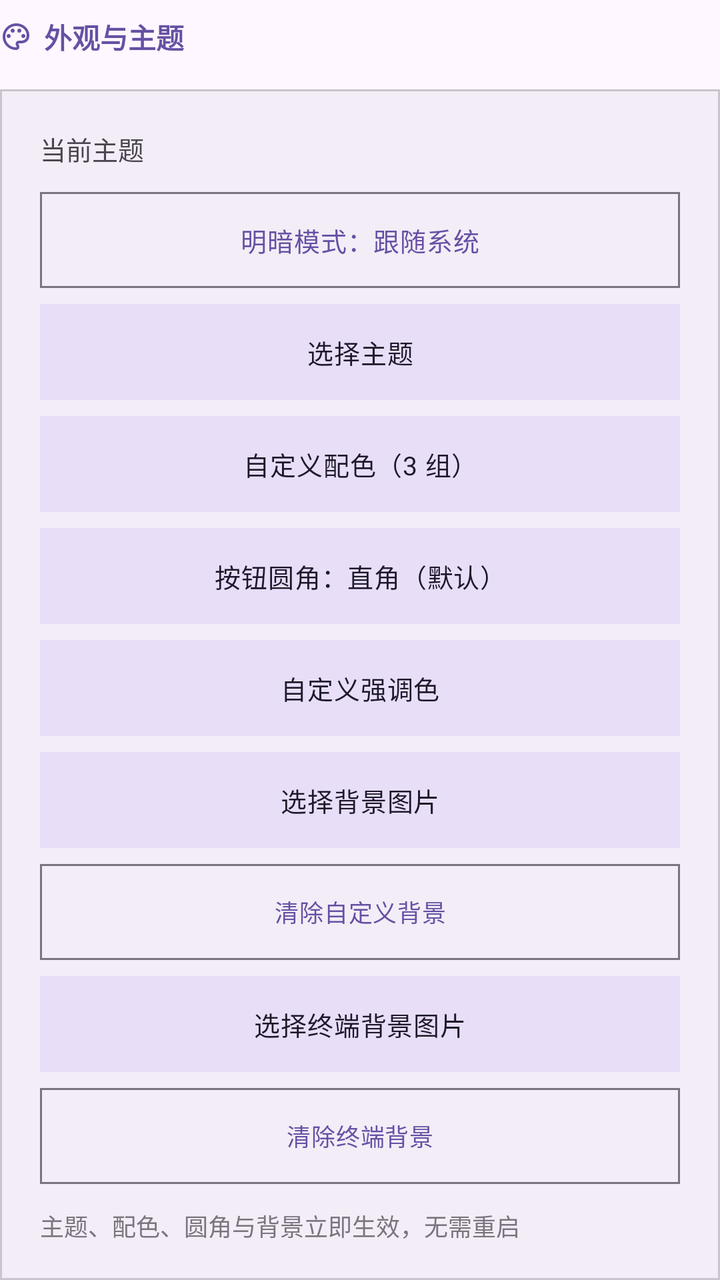
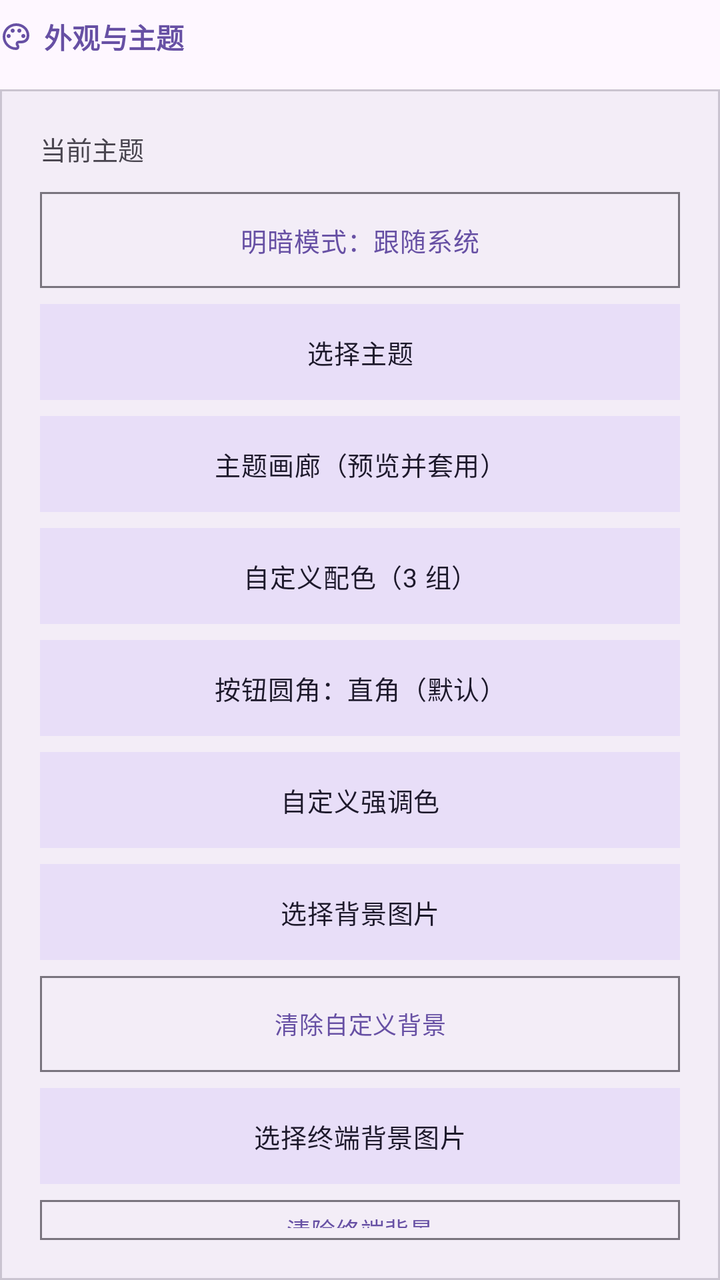

Compare the two renders of this Android layout. The source of the first and the diff that turns it into the second are given below.
<!-- AndroidManifest.xml: application theme Theme.Orchestella -->
<!-- res/layout/layout_settings_section_appearance.xml -->
<?xml version="1.0" encoding="utf-8"?>
<LinearLayout xmlns:android="http://schemas.android.com/apk/res/android"
    xmlns:app="http://schemas.android.com/apk/res-auto"
    android:layout_width="match_parent"
    android:layout_height="wrap_content"
    android:orientation="vertical">

    <LinearLayout
        style="@style/Widget.Orchestella.InlineIconRow"
        android:layout_width="wrap_content"
        android:layout_height="wrap_content"
        android:layout_marginTop="@dimen/oe_space_sm"
        android:layout_marginBottom="@dimen/oe_space_sm">

        <ImageView
            style="@style/Widget.Orchestella.InlineIcon"
            app:srcCompat="@drawable/ic_sym_palette"
            app:tint="?attr/colorPrimary" />

        <TextView
            android:layout_width="wrap_content"
            android:layout_height="wrap_content"
            android:text="外观与主题"
            android:textSize="14sp"
            android:textStyle="bold"
            android:textColor="?attr/colorPrimary" />
    </LinearLayout>

    <com.google.android.material.card.MaterialCardView
        android:id="@+id/card_settings_theme"
        android:layout_width="match_parent"
        android:layout_height="wrap_content"
        android:layout_marginTop="@dimen/oe_space_sm"
        app:cardCornerRadius="0dp"
        app:cardElevation="0dp"
        app:strokeWidth="1dp"
        app:strokeColor="?attr/colorOutlineVariant"
        app:cardBackgroundColor="?attr/colorSurfaceContainer">

        <LinearLayout
            android:layout_width="match_parent"
            android:layout_height="wrap_content"
            android:orientation="vertical"
            android:padding="@dimen/oe_space_xl">

            <TextView
                android:id="@+id/txt_settings_theme_summary"
                android:layout_width="match_parent"
                android:layout_height="wrap_content"
                android:layout_marginBottom="@dimen/oe_space_md"
                android:text="当前主题"
                android:textSize="13sp"
                android:accessibilityLiveRegion="polite"
                android:textColor="?attr/colorOnSurfaceVariant" />

            <com.google.android.material.button.MaterialButton
                android:id="@+id/btn_pick_theme_mode"
                style="@style/Widget.Orchestella.Button.Outlined"
                android:layout_width="match_parent"
                android:layout_height="wrap_content"
                android:minHeight="48dp"
                android:insetTop="0dp"
                android:insetBottom="0dp"
                app:cornerRadius="0dp"
                android:text="明暗模式：跟随系统"
                android:textSize="13sp" />

            <com.google.android.material.button.MaterialButton
                android:id="@+id/btn_pick_theme"
                style="@style/Widget.Orchestella.Button.Tonal"
                android:layout_width="match_parent"
                android:layout_height="wrap_content"
                android:layout_marginTop="@dimen/oe_space_sm"
                android:minHeight="48dp"
                android:insetTop="0dp"
                android:insetBottom="0dp"
                app:cornerRadius="0dp"
                android:text="选择主题"
                android:textSize="13sp" />

            <com.google.android.material.button.MaterialButton
                android:id="@+id/btn_pick_custom_theme"
                style="@style/Widget.Orchestella.Button.Tonal"
                android:layout_width="match_parent"
                android:layout_height="wrap_content"
                android:minHeight="48dp"
                android:layout_marginTop="@dimen/oe_space_sm"
                android:insetTop="0dp"
                android:insetBottom="0dp"
                app:cornerRadius="0dp"
                android:text="自定义配色（3 组）"
                android:textSize="13sp" />

            <com.google.android.material.button.MaterialButton
                android:id="@+id/btn_pick_corner_radius"
                style="@style/Widget.Orchestella.Button.Tonal"
                android:layout_width="match_parent"
                android:layout_height="wrap_content"
                android:minHeight="48dp"
                android:layout_marginTop="@dimen/oe_space_sm"
                android:insetTop="0dp"
                android:insetBottom="0dp"
                app:cornerRadius="0dp"
                android:text="按钮圆角：直角（默认）"
                android:textSize="13sp" />

            <com.google.android.material.button.MaterialButton
                android:id="@+id/btn_pick_accent"
                style="@style/Widget.Orchestella.Button.Tonal"
                android:layout_width="match_parent"
                android:layout_height="wrap_content"
                android:minHeight="48dp"
                android:layout_marginTop="@dimen/oe_space_sm"
                android:insetTop="0dp"
                android:insetBottom="0dp"
                app:cornerRadius="0dp"
                android:text="自定义强调色"
                android:textSize="13sp" />

            <com.google.android.material.button.MaterialButton
                android:id="@+id/btn_pick_background"
                style="@style/Widget.Orchestella.Button.Tonal"
                android:layout_width="match_parent"
                android:layout_height="wrap_content"
                android:minHeight="48dp"
                android:layout_marginTop="@dimen/oe_space_sm"
                android:insetTop="0dp"
                android:insetBottom="0dp"
                app:cornerRadius="0dp"
                android:text="选择背景图片"
                android:textSize="13sp" />

            <com.google.android.material.button.MaterialButton
                android:id="@+id/btn_clear_background"
                style="@style/Widget.Orchestella.Button.Outlined"
                android:layout_width="match_parent"
                android:layout_height="wrap_content"
                android:minHeight="48dp"
                android:layout_marginTop="@dimen/oe_space_sm"
                android:insetTop="0dp"
                android:insetBottom="0dp"
                app:cornerRadius="0dp"
                android:text="清除自定义背景"
                android:textSize="12sp" />

            <com.google.android.material.button.MaterialButton
                android:id="@+id/btn_pick_terminal_background"
                style="@style/Widget.Orchestella.Button.Tonal"
                android:layout_width="match_parent"
                android:layout_height="wrap_content"
                android:minHeight="48dp"
                android:layout_marginTop="@dimen/oe_space_sm"
                android:insetTop="0dp"
                android:insetBottom="0dp"
                app:cornerRadius="0dp"
                android:text="选择终端背景图片"
                android:textSize="13sp" />

            <com.google.android.material.button.MaterialButton
                android:id="@+id/btn_clear_terminal_background"
                style="@style/Widget.Orchestella.Button.Outlined"
                android:layout_width="match_parent"
                android:layout_height="wrap_content"
                android:minHeight="48dp"
                android:layout_marginTop="@dimen/oe_space_sm"
                android:insetTop="0dp"
                android:insetBottom="0dp"
                app:cornerRadius="0dp"
                android:text="清除终端背景"
                android:textSize="12sp" />

            <TextView
                android:id="@+id/txt_settings_theme_applies_live"
                android:layout_width="match_parent"
                android:layout_height="wrap_content"
                android:layout_marginTop="@dimen/oe_space_md"
                android:text="主题、配色、圆角与背景立即生效，无需重启"
                android:textSize="12sp"
                android:textColor="?attr/colorOutline" />

            
            <View
                android:layout_width="match_parent"
                android:layout_height="1dp"
                android:layout_marginTop="@dimen/oe_space_md"
                android:layout_marginBottom="@dimen/oe_space_md"
                android:background="?attr/colorOutlineVariant" />

            <LinearLayout
                android:layout_width="match_parent"
                android:layout_height="wrap_content"
                android:orientation="horizontal"
                android:gravity="center_vertical">

                <LinearLayout
                    android:layout_width="0dp"
                    android:layout_height="wrap_content"
                    android:layout_weight="1"
                    android:orientation="vertical">

                    <TextView
                        android:layout_width="wrap_content"
                        android:layout_height="wrap_content"
                        android:text="光标周期性闪烁动画"
                        android:textSize="15sp"
                        android:textStyle="bold"
                        android:textColor="?attr/colorOnSurface" />

                    <TextView
                        android:layout_width="wrap_content"
                        android:layout_height="wrap_content"
                        android:layout_marginTop="@dimen/oe_space_xs"
                        android:text="关闭后保持光标可见；偏好会保存并立即应用"
                        android:textSize="12sp"
                        android:textColor="?attr/colorOutline" />
                </LinearLayout>

                <com.google.android.material.materialswitch.MaterialSwitch
                    android:id="@+id/switch_settings_cursor_blink"
                    android:layout_width="wrap_content"
                    android:layout_height="wrap_content"
                    android:minWidth="48dp"
                    android:minHeight="48dp"
                    android:contentDescription="终端光标闪烁"
                    android:checked="true" />
            </LinearLayout>

            <View
                android:layout_width="match_parent"
                android:layout_height="1dp"
                android:layout_marginTop="@dimen/oe_space_md"
                android:layout_marginBottom="@dimen/oe_space_md"
                android:background="?attr/colorOutlineVariant" />

            <TextView
                android:layout_width="wrap_content"
                android:layout_height="wrap_content"
                android:text="配色与字体规范"
                android:textSize="15sp"
                android:textStyle="bold"
                android:textColor="?attr/colorOnSurface" />

            <TextView
                android:id="@+id/txt_settings_terminal_palette"
                android:layout_width="match_parent"
                android:layout_height="wrap_content"
                android:layout_marginTop="@dimen/oe_space_xs"
                android:text="配色与 16 色 ANSI 调色板跟随当前主题\n字体：等宽对齐"
                android:textSize="12sp"
                android:textColor="?attr/colorOutline" />

            
            <TextView
                android:id="@+id/tv_terminal_scrim_label"
                android:layout_width="wrap_content"
                android:layout_height="wrap_content"
                android:layout_marginTop="@dimen/oe_space_lg"
                android:text="背景遮罩浓度：70%"
                android:textSize="12sp"
                android:textColor="?attr/colorOnSurfaceVariant" />

            <SeekBar
                android:id="@+id/seek_terminal_scrim"
                android:layout_width="match_parent"
                android:layout_height="wrap_content"
                android:minHeight="48dp"
                android:contentDescription="背景遮罩浓度"
                android:max="90" />

            <TextView
                android:id="@+id/txt_settings_scrim_hint"
                android:layout_width="match_parent"
                android:layout_height="wrap_content"
                android:layout_marginTop="@dimen/oe_space_xs"
                android:text="仅作用于终端背景图片上方的遮罩；未选择终端背景图时不显示效果。"
                android:textSize="11sp"
                android:textColor="?attr/colorOutline" />

            <TextView
                android:id="@+id/tv_ui_surface_opacity_label"
                android:layout_width="wrap_content"
                android:layout_height="wrap_content"
                android:layout_marginTop="@dimen/oe_space_lg"
                android:text="界面表面不透明度：100%"
                android:textSize="12sp"
                android:textColor="?attr/colorOnSurfaceVariant" />

            <SeekBar
                android:id="@+id/seek_ui_surface_opacity"
                android:layout_width="match_parent"
                android:layout_height="wrap_content"
                android:minHeight="48dp"
                android:contentDescription="界面表面不透明度"
                android:max="45" />

            <TextView
                android:id="@+id/txt_settings_opacity_hint"
                android:layout_width="match_parent"
                android:layout_height="wrap_content"
                android:layout_marginTop="@dimen/oe_space_xs"
                android:text="作用于卡片、顶栏、抽屉等界面表面；55% 为可读性下限。"
                android:textSize="11sp"
                android:textColor="?attr/colorOutline" />

            <TextView
                android:id="@+id/tv_font_size_label"
                android:layout_width="wrap_content"
                android:layout_height="wrap_content"
                android:layout_marginTop="@dimen/oe_space_lg"
                android:text="终端字号：14sp"
                android:textSize="12sp"
                android:textColor="?attr/colorOnSurfaceVariant" />

            <SeekBar
                android:id="@+id/seek_terminal_font"
                android:layout_width="match_parent"
                android:layout_height="wrap_content"
                android:minHeight="48dp"
                android:contentDescription="终端字号"
                android:min="0"
                android:max="12" />

            <TextView
                android:id="@+id/tv_letter_spacing_label"
                android:layout_width="wrap_content"
                android:layout_height="wrap_content"
                android:layout_marginTop="@dimen/oe_space_sm"
                android:text="终端字间距：0.00em"
                android:textSize="12sp"
                android:textColor="?attr/colorOnSurfaceVariant" />

            <SeekBar
                android:id="@+id/seek_letter_spacing"
                android:layout_width="match_parent"
                android:layout_height="wrap_content"
                android:minHeight="48dp"
                android:contentDescription="终端字间距"
                android:max="20" />

            <TextView
                android:id="@+id/tv_line_spacing_label"
                android:layout_width="wrap_content"
                android:layout_height="wrap_content"
                android:layout_marginTop="@dimen/oe_space_sm"
                android:text="终端额外行距：0px"
                android:textSize="12sp"
                android:textColor="?attr/colorOnSurfaceVariant" />

            <SeekBar
                android:id="@+id/seek_terminal_line_spacing"
                android:layout_width="match_parent"
                android:layout_height="wrap_content"
                android:minHeight="48dp"
                android:contentDescription="终端额外行距"
                android:max="8" />
        </LinearLayout>
    </com.google.android.material.card.MaterialCardView>

</LinearLayout>
<!-- resources referenced by this layout -->
<resources>
  <dimen name="oe_space_lg">16dp</dimen>
  <dimen name="oe_space_md">12dp</dimen>
  <dimen name="oe_space_sm">8dp</dimen>
  <dimen name="oe_space_xl">20dp</dimen>
  <dimen name="oe_space_xs">4dp</dimen>
  <!-- drawable ic_sym_palette (drawable) -->
  <vector xmlns:android="http://schemas.android.com/apk/res/android"
      android:width="24dp"
      android:height="24dp"
      android:viewportWidth="960"
      android:viewportHeight="960">
    
    <group android:translateY="960">
      <path
          android:fillColor="?android:attr/colorControlNormal"
          android:pathData="M480-80q-82 0-155-31.5t-127.5-86Q143-252 111.5-325T80-480q0-83 32.5-156t88-127Q256-817 330-848.5T488-880q80 0 151 27.5t124.5 76q53.5 48.5 85 115T880-518q0 115-70 176.5T640-280h-74q-9 0-12.5 5t-3.5 11q0 12 15 34.5t15 51.5q0 50-27.5 74T480-80Zm0-400Zm-220 40q26 0 43-17t17-43q0-26-17-43t-43-17q-26 0-43 17t-17 43q0 26 17 43t43 17Zm120-160q26 0 43-17t17-43q0-26-17-43t-43-17q-26 0-43 17t-17 43q0 26 17 43t43 17Zm200 0q26 0 43-17t17-43q0-26-17-43t-43-17q-26 0-43 17t-17 43q0 26 17 43t43 17Zm120 160q26 0 43-17t17-43q0-26-17-43t-43-17q-26 0-43 17t-17 43q0 26 17 43t43 17ZM480-160q9 0 14.5-5t5.5-13q0-14-15-33t-15-57q0-42 29-67t71-25h70q66 0 113-38.5T800-518q0-121-92.5-201.5T488-800q-136 0-232 93t-96 227q0 133 93.5 226.5T480-160Z" />
    </group>
  </vector>
  <style name="Widget.Orchestella.Button.Outlined" parent="Widget.Material3.Button.OutlinedButton">
          <item name="cornerRadius">@dimen/oe_corner_md</item>
          <item name="android:textAppearance">@style/TextAppearance.Orchestella.LabelEmphasized</item>
      </style>
  <style name="Widget.Orchestella.Button.Tonal" parent="Widget.Material3.Button.TonalButton">
          <item name="cornerRadius">@dimen/oe_corner_md</item>
          <item name="android:textAppearance">@style/TextAppearance.Orchestella.LabelEmphasized</item>
      </style>
  <style name="Widget.Orchestella.InlineIcon" parent="">
          <item name="android:layout_width">@dimen/oe_icon_inline</item>
          <item name="android:layout_height">@dimen/oe_icon_inline</item>
          <item name="android:layout_marginEnd">@dimen/oe_icon_inline_gap</item>
          <item name="android:scaleType">centerInside</item>
          <item name="android:importantForAccessibility">no</item>
      </style>
  <style name="Widget.Orchestella.InlineIconRow" parent="">
          <item name="android:layout_width">wrap_content</item>
          <item name="android:layout_height">wrap_content</item>
          <item name="android:orientation">horizontal</item>
          <item name="android:gravity">center_vertical</item>
      </style>
  <style name="Theme.Orchestella" parent="Theme.Material3.DayNight.NoActionBar">
          <item name="android:fontFamily">sans-serif</item>
          <item name="android:windowActionModeOverlay">true</item>
          <item name="android:statusBarColor">@android:color/transparent</item>
          <item name="android:navigationBarColor">@android:color/transparent</item>
          
          <item name="android:windowAnimationStyle">@style/Animation.Orchestella.Activity</item>
      </style>
  <dimen name="oe_corner_md">12dp</dimen>
  <style name="TextAppearance.Orchestella.LabelEmphasized" parent="TextAppearance.Material3.LabelMedium">
          <item name="android:letterSpacing">0.02</item>
      </style>
  <dimen name="oe_icon_inline">16dp</dimen>
  <dimen name="oe_icon_inline_gap">6dp</dimen>
  <!-- unchanged entries left out for length: 1 -->
</resources>

<!-- the commit's change to res/layout/layout_settings_section_appearance.xml (unified diff, before → after) -->
@@ -78,6 +78,20 @@
                 android:text="选择主题"
                 android:textSize="13sp" />
 
+            
+            <com.google.android.material.button.MaterialButton
+                android:id="@+id/btn_open_theme_gallery"
+                style="@style/Widget.Orchestella.Button.Tonal"
+                android:layout_width="match_parent"
+                android:layout_height="wrap_content"
+                android:layout_marginTop="@dimen/oe_space_sm"
+                android:minHeight="48dp"
+                android:insetTop="0dp"
+                android:insetBottom="0dp"
+                app:cornerRadius="0dp"
+                android:text="@string/theme_gallery_entry"
+                android:textSize="13sp" />
+
             <com.google.android.material.button.MaterialButton
                 android:id="@+id/btn_pick_custom_theme"
                 style="@style/Widget.Orchestella.Button.Tonal"
<!-- resource entries referenced after the edit -->
@@ -18,6 +18,7 @@
           android:pathData="M480-80q-82 0-155-31.5t-127.5-86Q143-252 111.5-325T80-480q0-83 32.5-156t88-127Q256-817 330-848.5T488-880q80 0 151 27.5t124.5 76q53.5 48.5 85 115T880-518q0 115-70 176.5T640-280h-74q-9 0-12.5 5t-3.5 11q0 12 15 34.5t15 51.5q0 50-27.5 74T480-80Zm0-400Zm-220 40q26 0 43-17t17-43q0-26-17-43t-43-17q-26 0-43 17t-17 43q0 26 17 43t43 17Zm120-160q26 0 43-17t17-43q0-26-17-43t-43-17q-26 0-43 17t-17 43q0 26 17 43t43 17Zm200 0q26 0 43-17t17-43q0-26-17-43t-43-17q-26 0-43 17t-17 43q0 26 17 43t43 17Zm120 160q26 0 43-17t17-43q0-26-17-43t-43-17q-26 0-43 17t-17 43q0 26 17 43t43 17ZM480-160q9 0 14.5-5t5.5-13q0-14-15-33t-15-57q0-42 29-67t71-25h70q66 0 113-38.5T800-518q0-121-92.5-201.5T488-800q-136 0-232 93t-96 227q0 133 93.5 226.5T480-160Z" />
     </group>
   </vector>
+  <string name="theme_gallery_entry">主题画廊（预览并套用）</string>
   <style name="Widget.Orchestella.Button.Outlined" parent="Widget.Material3.Button.OutlinedButton">
           <item name="cornerRadius">@dimen/oe_corner_md</item>
           <item name="android:textAppearance">@style/TextAppearance.Orchestella.LabelEmphasized</item>
